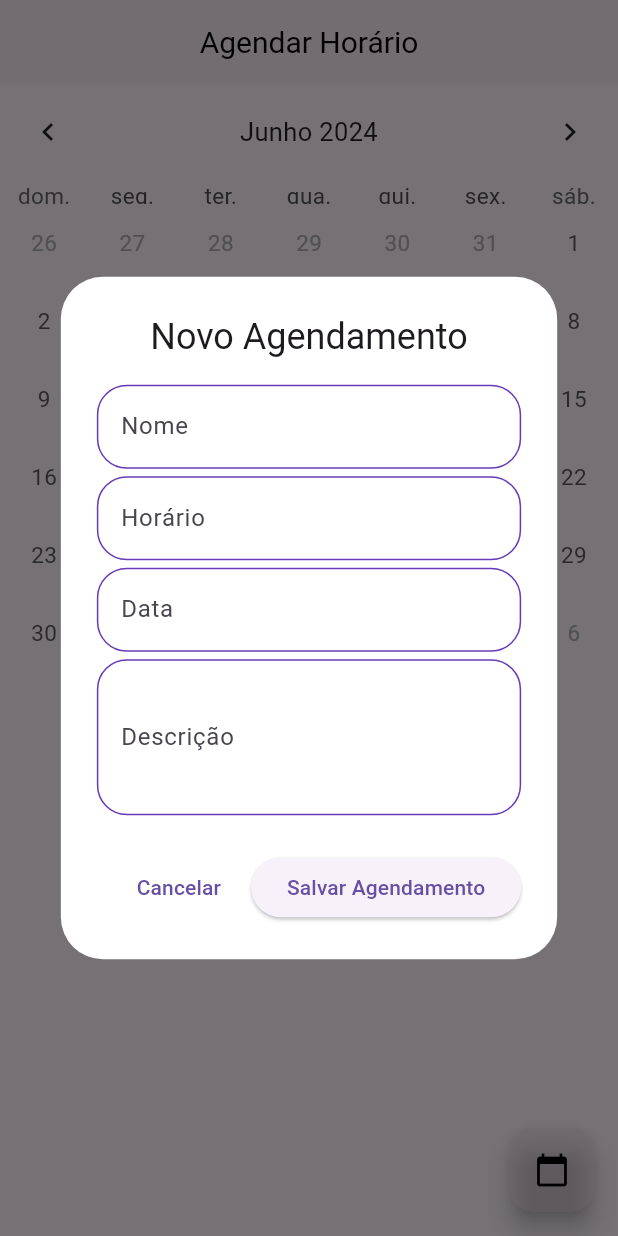
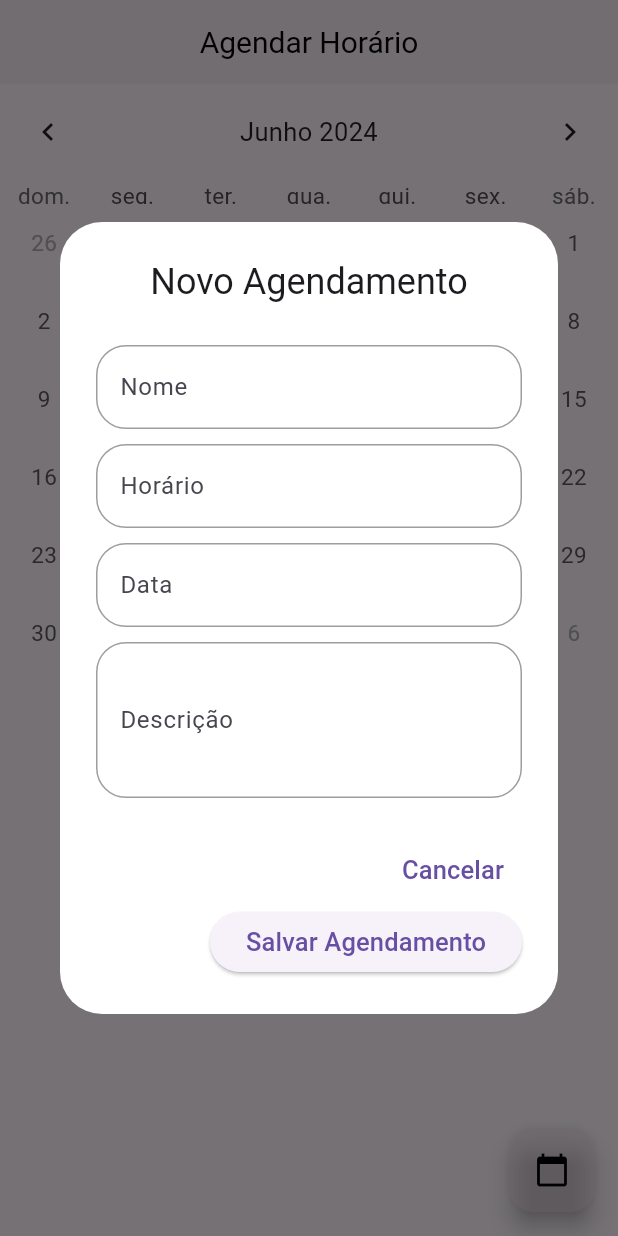
Before and after one commit to FloraRosaPupo/Aplicativo-de-Agendamento, a Flutter app: the screen it shows after launch, after a tap on the "calendar today" icon, on a phone screen of 412 x 824 dp. Run offline on Flutter 3.47's test engine with Material 3 defaults, Android fonts, the phone set to English and light mode, and no system bars; drawn by our look-alikes of table_calendar; our stand-ins replace get.

Commit message:
estilizando os cards

```diff
--- a/lib/agendamento.dart
+++ b/lib/agendamento.dart
@@ -102,16 +102,58 @@ class AgendamentoPage extends GetView<CalendarController> {
                             10), // Adiciona um espaço entre o CircleAvatar e o ListView
                     // Envolva o ListView em um Expanded ou forneça uma altura fixa
                     Container(
-                      height: 200, // Define uma altura fixa para o ListView
+                      height: 500, //mudar tamanho
+                      // Define uma altura fixa para o ListView
                       child: ListView.builder(
                         itemCount: controller.agenda.length,
                         itemBuilder: (BuildContext context, int index) {
+                          final event = controller.agenda[index];
+
                           return Card(
-                            child: ListTile(
-                              title: Text(
-                                controller.agenda[index],
+                            color: Colors.white,
+                            elevation: 5,
+                            child: Padding(
+                                padding: EdgeInsets.all(10),
+                                child: Row(
+                                  mainAxisAlignment:
+                                      MainAxisAlignment.spaceBetween,
+                                  children: [
+                                    Column(
+                                      crossAxisAlignment:
+                                          CrossAxisAlignment.start,
+                                      children: [
+                                        Text(
+                                          '${event.horario.horaInicial} - ${event.horario.horaFinal}',
+                                          style: TextStyle(
+                                              fontSize: 15,
+                                              fontWeight: FontWeight.w300),
+                                        ),
+                                        Text(
+                                          event.nome,
+                                          style: TextStyle(
+                                            fontSize: 20,
                                           ),
                                         ),
+                                        SizedBox(
+                                          height: 5,
+                                        )
+                                      ],
+                                    ),
+                                    Row(
+                                      children: [
+                                        IconButton(
+                                            onPressed: () {},
+                                            icon: Icon(Icons.edit_calendar)),
+                                        IconButton(
+                                            onPressed: () {},
+                                            icon: Icon(
+                                              Icons.delete,
+                                              color: Colors.red,
+                                            )),
+                                      ],
+                                    )
+                                  ],
+                                )),
                           );
                         },
                       ),
@@ -134,6 +176,10 @@ class AgendamentoPage extends GetView<CalendarController> {
               textAlign: TextAlign.center,
             ),
             content: SingleChildScrollView(
+              child: Container(
+                padding: EdgeInsets.only(top: 10),
+                // height: 500,
+                width: 400,
                 child: Column(
                   crossAxisAlignment: CrossAxisAlignment.start,
                   mainAxisSize: MainAxisSize.min,
@@ -146,7 +192,7 @@ class AgendamentoPage extends GetView<CalendarController> {
                         enabledBorder: EnableBorder(),
                       ),
                     ),
-                  SizedBox(height: 5),
+                    SizedBox(height: 10),
                     TextField(
                       decoration: InputDecoration(
                         labelText: 'Horário',
@@ -155,7 +201,7 @@ class AgendamentoPage extends GetView<CalendarController> {
                         enabledBorder: EnableBorder(),
                       ),
                     ),
-                  SizedBox(height: 5),
+                    SizedBox(height: 10),
                     TextField(
                       decoration: InputDecoration(
                         labelText: 'Data',
@@ -164,7 +210,7 @@ class AgendamentoPage extends GetView<CalendarController> {
                         enabledBorder: EnableBorder(),
                       ),
                     ),
-                  SizedBox(height: 5),
+                    SizedBox(height: 10),
                     TextField(
                       maxLines: 3,
                       decoration: InputDecoration(
@@ -177,19 +223,24 @@ class AgendamentoPage extends GetView<CalendarController> {
                   ],
                 ),
               ),
+            ),
             actions: <Widget>[
               TextButton(
                 onPressed: () {
                   Navigator.of(context).pop();
                 },
-                child: Text('Cancelar'),
+                child: Text(
+                  'Cancelar',
+                  style: TextStyle(fontSize: 17),
+                ),
               ),
               ElevatedButton(
                 onPressed: () {
                   // Implementar a lógica para salvar o agendamento
                   Navigator.of(context).pop();
                 },
-                child: Text('Salvar Agendamento'),
+                child:
+                    Text('Salvar Agendamento', style: TextStyle(fontSize: 17)),
               ),
             ],
           );
@@ -201,7 +252,7 @@ OutlineInputBorder FocusedBorder() {
   return OutlineInputBorder(
     borderRadius: BorderRadius.all(Radius.circular(20.0)),
     borderSide: BorderSide(
-      color: Colors.deepPurple,
+      color: Colors.grey,
     ),
   );
 }
@@ -210,7 +261,7 @@ OutlineInputBorder EnableBorder() {
   return OutlineInputBorder(
     borderRadius: BorderRadius.all(Radius.circular(20.0)),
     borderSide: BorderSide(
-      color: Colors.deepPurple,
+      color: Colors.grey,
     ),
   );
 }
--- a/lib/controller/calendario_controller.dart
+++ b/lib/controller/calendario_controller.dart
@@ -1,57 +1,130 @@
 import 'package:get/get.dart';
 import 'package:table_calendar/table_calendar.dart';
+
+class Horario {
+  final String horaInicial;
+  final String horaFinal;
+
+  Horario({
+    required this.horaInicial,
+    required this.horaFinal,
+  });
+}
+
+class AgendaEvent {
+  final int id;
+  final String nome;
+  final String descricao;
+  final Horario horario;
+
+  AgendaEvent({
+    required this.id,
+    required this.nome,
+    required this.descricao,
+    required this.horario,
+  });
+}
 
 class CalendarController extends GetxController {
   late DateTime primeiroDia;
   late DateTime ultimoDia;
   late DateTime diaAtual;
 
-  List<String> agenda = [];
+  List<AgendaEvent> agenda = [];
 
   CalendarFormat calendarFormat = CalendarFormat.month;
 
   String locale = 'pt-BR';
 
-  void onInit() async {
+  @override
+  void onInit() {
+    super.onInit();
     primeiroDia = DateTime.utc(2023, 1, 1);
     ultimoDia = DateTime.utc(2030, 12, 31);
     diaAtual = DateTime.now();
 
     getProgramacaoDia(diaAtual);
-    super.onInit();
   }
 
-  Future getProgramacaoDia(data) async {
-    //seta o valor de dia
+  Future<void> getProgramacaoDia(DateTime data) async {
+    // Seta o valor de dia
     diaAtual = data;
 
-    //busca os dados na agenda
+    // Busca os dados na agenda
     getAgenda(data);
 
-    //refrash ui
-    update(['calendario', 'agenda']); //seção das paginas q escolher
+    // Refrash UI
+    update(['calendario', 'agenda']); // Seção das páginas que escolher
   }
 
-  //Vai vir de um banco de dados e mostrar na tela
+  // Vai vir de um banco de dados e mostrar na tela
   void getAgenda(DateTime data) {
-    agenda.clear(); //limpo a agenda
+    agenda.clear(); // Limpa a agenda
 
     if (data.day == 27) {
       agenda = [
-        '09:30:Academia',
-        '10:30:Academia',
-        '12:30:Academia',
+        AgendaEvent(
+          id: 1,
+          nome: 'Academia',
+          descricao: 'Treino de musculação',
+          horario: Horario(
+            horaInicial: '09:30',
+            horaFinal: '10:30',
+          ),
+        ),
+        AgendaEvent(
+          id: 2,
+          nome: 'Academia',
+          descricao: 'Treino de cardio',
+          horario: Horario(
+            horaInicial: '10:30',
+            horaFinal: '11:30',
+          ),
+        ),
+        AgendaEvent(
+          id: 3,
+          nome: 'Academia',
+          descricao: 'Aula de spinning',
+          horario: Horario(
+            horaInicial: '12:30',
+            horaFinal: '13:30',
+          ),
+        ),
       ];
     } else if (data.day == 28) {
       agenda = [
-        '09:30:Treino',
-        '10:30:Academia',
-        '12:30:Academia',
+        AgendaEvent(
+          id: 4,
+          nome: 'Treino',
+          descricao: 'Treino funcional',
+          horario: Horario(
+            horaInicial: '09:30',
+            horaFinal: '10:30',
+          ),
+        ),
+        AgendaEvent(
+          id: 5,
+          nome: 'Academia',
+          descricao: 'Treino de musculação',
+          horario: Horario(
+            horaInicial: '10:30',
+            horaFinal: '11:30',
+          ),
+        ),
+        AgendaEvent(
+          id: 6,
+          nome: 'Academia',
+          descricao: 'Aula de yoga',
+          horario: Horario(
+            horaInicial: '12:30',
+            horaFinal: '13:30',
+          ),
+        ),
       ];
     }
   }
 
-  void onFormatChanged(format) {
+  void onFormatChanged(CalendarFormat format) {
     calendarFormat = format;
 
     update(['calendario']);
```
Lines whose indentation alone changed are shown as unchanged.
